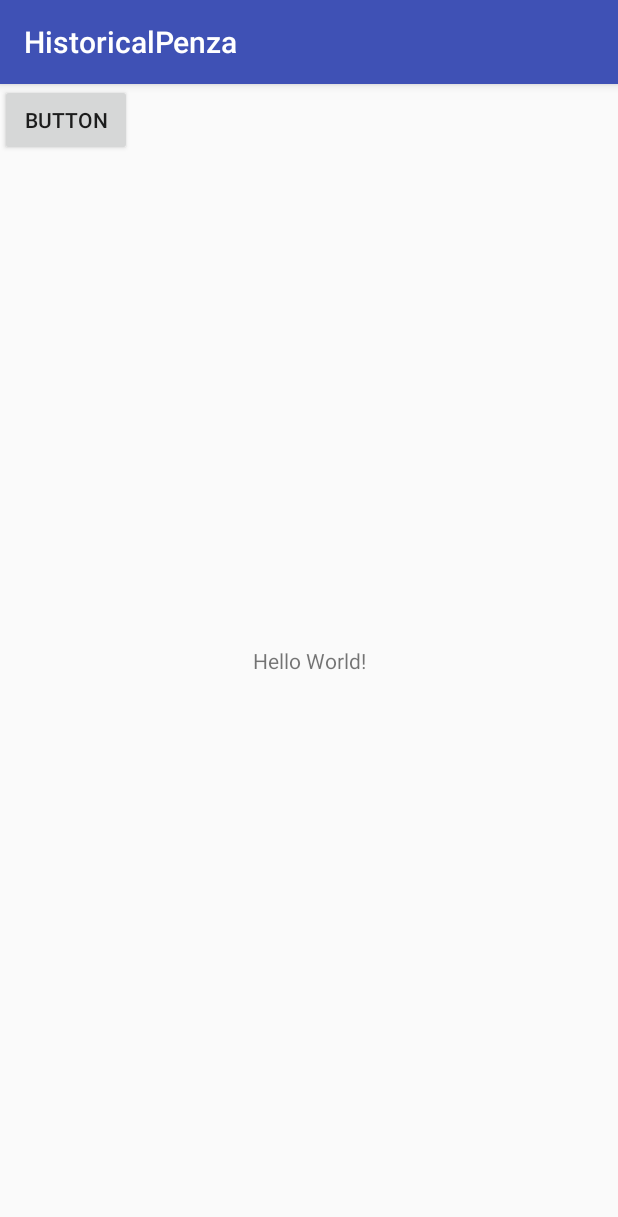
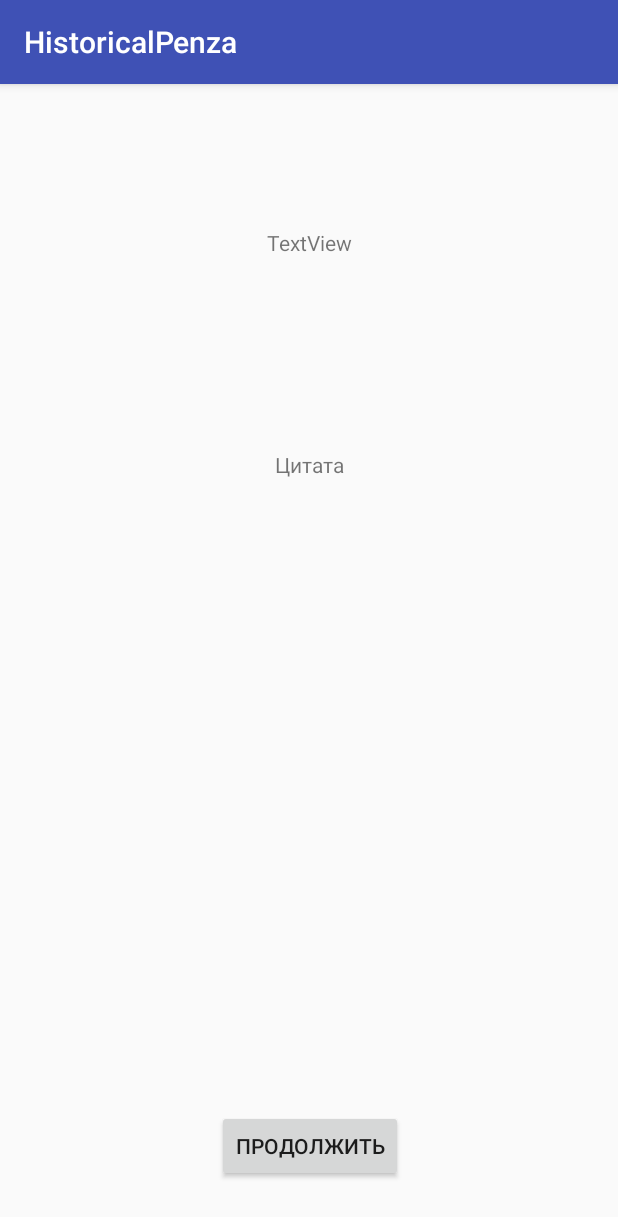
Before and after one commit to ProjectCenterFVT/HistoricalPenza, an Android app: the screen it shows after launch (MainActivity before the commit, GreetingActivity after it), on a phone screen of 412 x 824 dp. Shown: the top 1217 px of the screen. Run offline under Robolectric (Android 15) with nearby library versions, the phone set to English and light mode, and no system bars.

Commit message:
Add greeting activity

```diff
--- a/app/src/main/AndroidManifest.xml
+++ b/app/src/main/AndroidManifest.xml
@@ -22,7 +22,6 @@
                 <category android:name="android.intent.category.LAUNCHER" />
             </intent-filter>
         </activity>
-        <activity android:name=".MainActivity"></activity>
 
         <meta-data
             android:name="com.google.android.geo.API_KEY"
@@ -32,6 +31,7 @@
             android:name=".ActivityMap"
             android:label="@string/title_activity_map"
             android:theme="@style/AppTheme.NoActionBar" />
+        <activity android:name=".GreetingActivity"></activity>
     </application>
 
 </manifest>
--- a/app/src/main/java/com/projectcenterfvt/historicalpenza/MainActivity.java
+++ b/app/src/main/java/com/projectcenterfvt/historicalpenza/GreetingActivity.java
@@ -5,17 +5,15 @@ import android.support.v7.app.AppCompatActivity;
 import android.os.Bundle;
 import android.view.View;
 
-import java.sql.SQLException;
+public class GreetingActivity extends AppCompatActivity {
 
-public class MainActivity extends AppCompatActivity {
-//санина
     @Override
     protected void onCreate(Bundle savedInstanceState) {
         super.onCreate(savedInstanceState);
-        setContentView(R.layout.activity_main);
+        setContentView(R.layout.activity_greeting);
     }
 
-    public void test(View view) {
+    public void continueClick(View view) {
         Intent intent = new Intent(this, ActivityMap.class);
         startActivity(intent);
     }
--- a/app/src/main/java/com/projectcenterfvt/historicalpenza/SplashActivity.java
+++ b/app/src/main/java/com/projectcenterfvt/historicalpenza/SplashActivity.java
@@ -1,5 +1,6 @@
 package com.projectcenterfvt.historicalpenza;
 
+import android.content.Context;
 import android.content.Intent;
 import android.os.Handler;
 import android.support.v7.app.AppCompatActivity;
@@ -9,6 +10,8 @@ public class SplashActivity extends AppCompatActivity {
 
     private final int SPLASH_DISPLAY_LENGTH = 2000;
 
+    static final String KEY_IS_FIRST_TIME = "first_time";
+
     @Override
     protected void onCreate(Bundle savedInstanceState) {
         super.onCreate(savedInstanceState);
@@ -17,10 +20,21 @@ public class SplashActivity extends AppCompatActivity {
         new Handler().postDelayed(new Runnable() {
             @Override
             public void run() {
-                Intent intent = new Intent(SplashActivity.this, MainActivity.class);
+                Intent intent;
+
+                if(isFirstTime()) {
+                    getPreferences(Context.MODE_PRIVATE).edit().putBoolean(KEY_IS_FIRST_TIME, false).apply();
+                    intent = new Intent(SplashActivity.this, GreetingActivity.class);
+                } else
+                    intent = new Intent(SplashActivity.this, ActivityMap.class);
+
                 SplashActivity.this.startActivity(intent);
                 SplashActivity.this.finish();
             }
         }, SPLASH_DISPLAY_LENGTH);
     }
+
+    public boolean isFirstTime() {
+        return getPreferences(Context.MODE_PRIVATE).getBoolean(KEY_IS_FIRST_TIME, true);
+    }
 }
--- /dev/null
+++ b/app/src/main/res/layout/activity_greeting.xml
@@ -0,0 +1,47 @@
+<?xml version="1.0" encoding="utf-8"?>
+<android.support.constraint.ConstraintLayout xmlns:android="http://schemas.android.com/apk/res/android"
+    xmlns:app="http://schemas.android.com/apk/res-auto"
+    xmlns:tools="http://schemas.android.com/tools"
+    android:layout_width="match_parent"
+    android:layout_height="match_parent"
+    tools:context="com.projectcenterfvt.historicalpenza.GreetingActivity">
+
+    <TextView
+        android:id="@+id/tvGreet"
+        android:layout_width="wrap_content"
+        android:layout_height="wrap_content"
+        android:layout_marginEnd="8dp"
+        android:layout_marginStart="8dp"
+        android:layout_marginTop="96dp"
+        android:text="TextView"
+        app:layout_constraintEnd_toEndOf="parent"
+        app:layout_constraintStart_toStartOf="parent"
+        app:layout_constraintTop_toTopOf="parent"
+        tools:text="Приветствие" />
+
+    <TextView
+        android:id="@+id/tvQuote"
+        android:layout_width="wrap_content"
+        android:layout_height="wrap_content"
+        android:layout_marginEnd="8dp"
+        android:layout_marginStart="8dp"
+        android:layout_marginTop="244dp"
+        android:text="Цитата"
+        app:layout_constraintEnd_toEndOf="parent"
+        app:layout_constraintStart_toStartOf="parent"
+        app:layout_constraintTop_toTopOf="parent" />
+
+    <Button
+        android:id="@+id/btnContinue"
+        android:layout_width="wrap_content"
+        android:layout_height="wrap_content"
+        android:layout_marginBottom="36dp"
+        android:layout_marginEnd="8dp"
+        android:layout_marginStart="8dp"
+        android:onClick="continueClick"
+        android:text="Продолжить"
+        app:layout_constraintBottom_toBottomOf="parent"
+        app:layout_constraintEnd_toEndOf="parent"
+        app:layout_constraintHorizontal_bias="0.502"
+        app:layout_constraintStart_toStartOf="parent" />
+</android.support.constraint.ConstraintLayout>
--- a/app/src/main/res/layout/activity_main.xml
+++ /dev/null
@@ -1,27 +0,0 @@
-<?xml version="1.0" encoding="utf-8"?>
-<android.support.constraint.ConstraintLayout xmlns:android="http://schemas.android.com/apk/res/android"
-    xmlns:app="http://schemas.android.com/apk/res-auto"
-    xmlns:tools="http://schemas.android.com/tools"
-    android:layout_width="match_parent"
-    android:layout_height="match_parent"
-    tools:context="com.projectcenterfvt.historicalpenza.MainActivity">
-
-    <TextView
-        android:layout_width="wrap_content"
-        android:layout_height="wrap_content"
-        android:text="Hello World!"
-        app:layout_constraintBottom_toBottomOf="parent"
-        app:layout_constraintLeft_toLeftOf="parent"
-        app:layout_constraintRight_toRightOf="parent"
-        app:layout_constraintTop_toTopOf="parent" />
-
-    <Button
-        android:id="@+id/button"
-        android:layout_width="wrap_content"
-        android:layout_height="wrap_content"
-        android:onClick="test"
-        android:text="Button"
-        tools:layout_editor_absoluteX="147dp"
-        tools:layout_editor_absoluteY="60dp" />
-
-</android.support.constraint.ConstraintLayout>
```
